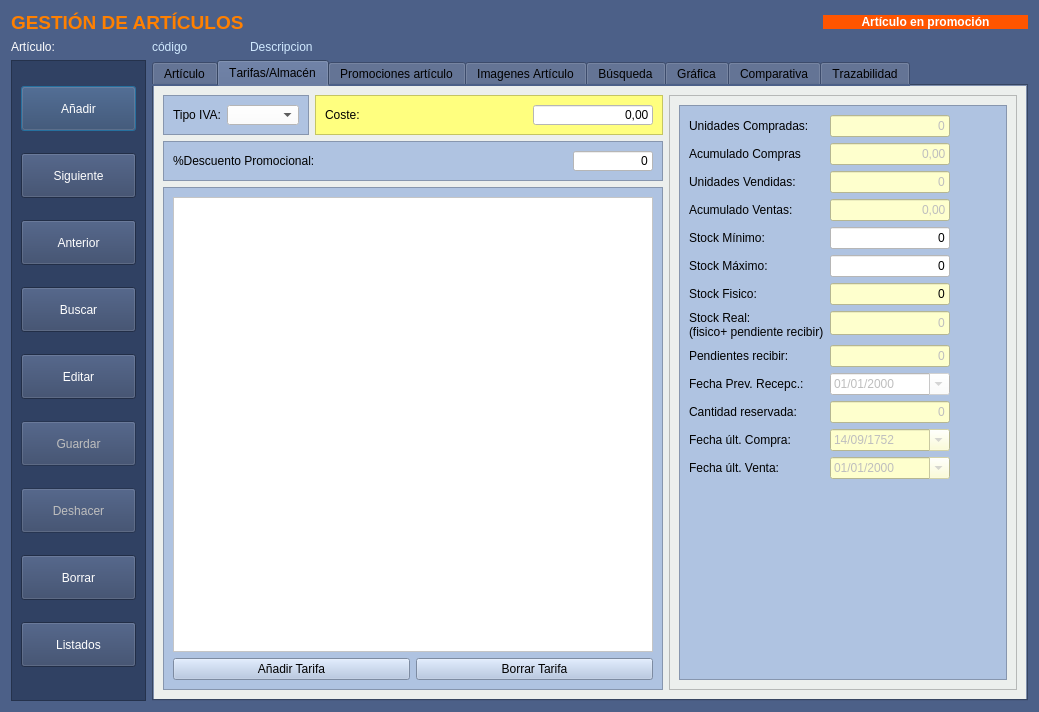
The window that Almacen/frmarticulos.ui (arcnexus/RedFoX) describes before a commit, drawn with Qt 5.
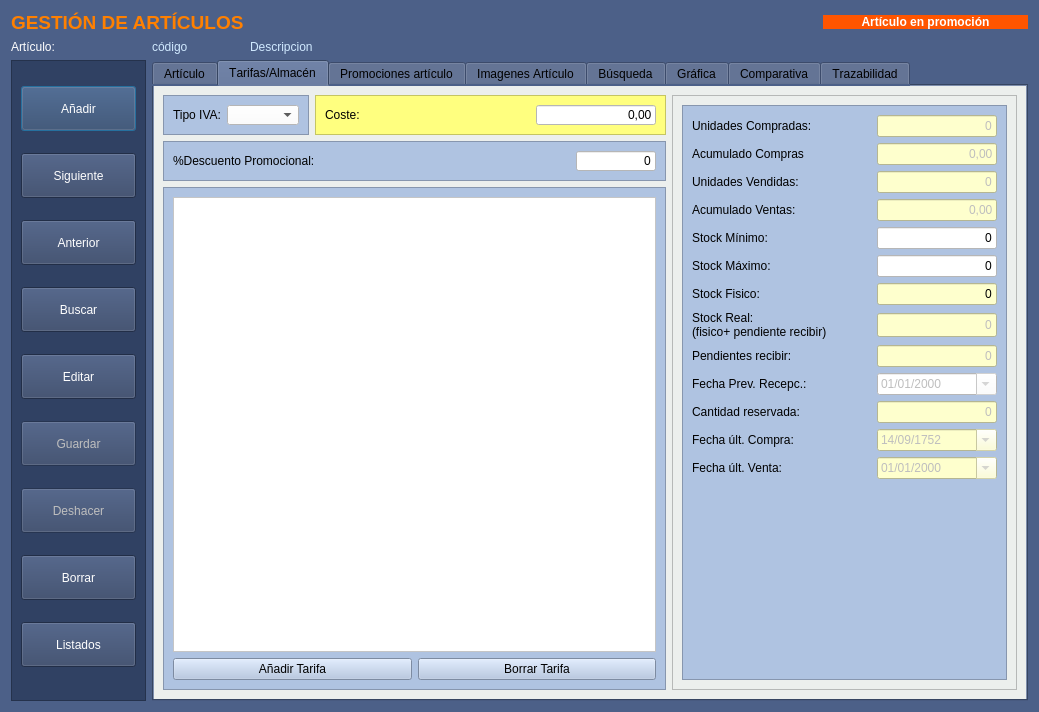
The same window after the commit. The open tabs and pages were chosen to show the change. Icons and pictures are not drawn. Custom widgets are drawn as their Qt base class.

What changed in the file:
```diff
--- a/Almacen/frmarticulos.ui
+++ b/Almacen/frmarticulos.ui
@@ -1497,7 +1497,7 @@
        <item row="1" column="0" colspan="2">
         <widget class="QFrame" name="frame_5">
          <property name="sizePolicy">
-          <sizepolicy hsizetype="Preferred" vsizetype="Fixed">
+          <sizepolicy hsizetype="Expanding" vsizetype="Fixed">
            <horstretch>0</horstretch>
            <verstretch>0</verstretch>
           </sizepolicy>
@@ -1556,7 +1556,7 @@
        <item row="0" column="1">
         <widget class="QFrame" name="frame_7">
          <property name="sizePolicy">
-          <sizepolicy hsizetype="Preferred" vsizetype="Fixed">
+          <sizepolicy hsizetype="Expanding" vsizetype="Fixed">
            <horstretch>0</horstretch>
            <verstretch>0</verstretch>
           </sizepolicy>
@@ -1624,6 +1624,18 @@
        </item>
        <item row="0" column="2" rowspan="3">
         <widget class="QScrollArea" name="scrollArea">
+         <property name="minimumSize">
+          <size>
+           <width>345</width>
+           <height>0</height>
+          </size>
+         </property>
+         <property name="maximumSize">
+          <size>
+           <width>345</width>
+           <height>16777215</height>
+          </size>
+         </property>
          <property name="widgetResizable">
           <bool>true</bool>
          </property>
@@ -1641,7 +1653,7 @@
             <widget class="QFrame" name="frame_9">
              <property name="maximumSize">
               <size>
-               <width>350</width>
+               <width>325</width>
                <height>16777215</height>
               </size>
              </property>
@@ -1654,24 +1666,71 @@
              <property name="frameShadow">
               <enum>QFrame::Raised</enum>
              </property>
-             <layout class="QFormLayout" name="formLayout_2">
-              <property name="fieldGrowthPolicy">
-               <enum>QFormLayout::AllNonFixedFieldsGrow</enum>
-              </property>
-              <item row="0" column="0">
-               <widget class="QLabel" name="label_28">
+             <layout class="QGridLayout" name="gridLayout_35">
+              <item row="5" column="0">
+               <widget class="QLabel" name="label_31">
                 <property name="text">
-                 <string>Unidades Compradas:</string>
+                 <string>Stock Máximo:</string>
                 </property>
                </widget>
               </item>
-              <item row="0" column="1">
-               <widget class="QLineEdit" name="txtnUnidadesCompradas">
+              <item row="5" column="1">
+               <widget class="QLineEdit" name="txtnStockMaximo">
+                <property name="sizePolicy">
+                 <sizepolicy hsizetype="Expanding" vsizetype="Preferred">
+                  <horstretch>0</horstretch>
+                  <verstretch>0</verstretch>
+                 </sizepolicy>
+                </property>
+                <property name="maximumSize">
+                 <size>
+                  <width>120</width>
+                  <height>16777215</height>
+                 </size>
+                </property>
+                <property name="styleSheet">
+                 <string notr="true">background-color: rgb(255, 255, 255);</string>
+                </property>
+                <property name="text">
+                 <string>0</string>
+                </property>
+                <property name="alignment">
+                 <set>Qt::AlignRight|Qt::AlignTrailing|Qt::AlignVCenter</set>
+                </property>
+               </widget>
+              </item>
+              <item row="4" column="1">
+               <widget class="QLineEdit" name="txtnStockMinimo">
+                <property name="sizePolicy">
+                 <sizepolicy hsizetype="Expanding" vsizetype="Preferred">
+                  <horstretch>0</horstretch>
+                  <verstretch>0</verstretch>
+                 </sizepolicy>
+                </property>
+                <property name="maximumSize">
+                 <size>
+                  <width>120</width>
+                  <height>16777215</height>
+                 </size>
+                </property>
+                <property name="styleSheet">
+                 <string notr="true">background-color: rgb(255, 255, 255);</string>
+                </property>
+                <property name="text">
+                 <string>0</string>
+                </property>
+                <property name="alignment">
+                 <set>Qt::AlignRight|Qt::AlignTrailing|Qt::AlignVCenter</set>
+                </property>
+               </widget>
+              </item>
+              <item row="11" column="1">
+               <widget class="QDateEdit" name="txtdFechaUltimaCompra">
                 <property name="enabled">
                  <bool>false</bool>
                 </property>
                 <property name="sizePolicy">
-                 <sizepolicy hsizetype="Expanding" vsizetype="Preferred">
+                 <sizepolicy hsizetype="Minimum" vsizetype="Preferred">
                   <horstretch>0</horstretch>
                   <verstretch>0</verstretch>
                  </sizepolicy>
@@ -1686,47 +1745,32 @@
                  <string notr="true">background-color: rgb(254, 255, 205);
 color: rbg(0,0,0);</string>
                 </property>
-                <property name="text">
-                 <string>0</string>
+                <property name="date">
+                 <date>
+                  <year>1752</year>
+                  <month>9</month>
+                  <day>14</day>
+                 </date>
                 </property>
-                <property name="alignment">
-                 <set>Qt::AlignRight|Qt::AlignTrailing|Qt::AlignVCenter</set>
+                <property name="displayFormat">
+                 <string>dd/MM/yyyy</string>
                 </property>
+                <property name="calendarPopup">
+                 <bool>true</bool>
+                </property>
                </widget>
               </item>
-              <item row="1" column="0">
-               <widget class="QLabel" name="label_42">
+              <item row="12" column="0">
+               <widget class="QLabel" name="label_34">
                 <property name="text">
-                 <string>Acumulado Compras</string>
+                 <string>Fecha últ. Venta:</string>
                 </property>
                </widget>
               </item>
-              <item row="1" column="1">
-               <widget class="QLineEdit" name="txtrAcumuladoCompras">
-                <property name="enabled">
-                 <bool>false</bool>
-                </property>
-                <property name="sizePolicy">
-                 <sizepolicy hsizetype="Expanding" vsizetype="Preferred">
-                  <horstretch>0</horstretch>
-                  <verstretch>0</verstretch>
-                 </sizepolicy>
-                </property>
-                <property name="maximumSize">
-                 <size>
-                  <width>120</width>
-                  <height>16777215</height>
-                 </size>
-                </property>
-                <property name="styleSheet">
-                 <string>background-color: rgb(254, 255, 205);
-color: rbg(0,0,0);</string>
-                </property>
+              <item row="10" column="0">
+               <widget class="QLabel" name="label_45">
                 <property name="text">
-                 <string>0,00</string>
-                </property>
-                <property name="alignment">
-                 <set>Qt::AlignRight|Qt::AlignTrailing|Qt::AlignVCenter</set>
+                 <string>Cantidad reservada:</string>
                 </property>
                </widget>
               </item>
@@ -1737,8 +1781,15 @@
                 </property>
                </widget>
               </item>
-              <item row="2" column="1">
-               <widget class="QLineEdit" name="txtnUnidadesVendidas">
+              <item row="8" column="0">
+               <widget class="QLabel" name="label_44">
+                <property name="text">
+                 <string>Pendientes recibir:</string>
+                </property>
+               </widget>
+              </item>
+              <item row="1" column="1">
+               <widget class="QLineEdit" name="txtrAcumuladoCompras">
                 <property name="enabled">
                  <bool>false</bool>
                 </property>
@@ -1755,6 +1806,42 @@
                  </size>
                 </property>
                 <property name="styleSheet">
+                 <string>background-color: rgb(254, 255, 205);
+color: rbg(0,0,0);</string>
+                </property>
+                <property name="text">
+                 <string>0,00</string>
+                </property>
+                <property name="alignment">
+                 <set>Qt::AlignRight|Qt::AlignTrailing|Qt::AlignVCenter</set>
+                </property>
+               </widget>
+              </item>
+              <item row="1" column="0">
+               <widget class="QLabel" name="label_42">
+                <property name="text">
+                 <string>Acumulado Compras</string>
+                </property>
+               </widget>
+              </item>
+              <item row="0" column="1">
+               <widget class="QLineEdit" name="txtnUnidadesCompradas">
+                <property name="enabled">
+                 <bool>false</bool>
+                </property>
+                <property name="sizePolicy">
+                 <sizepolicy hsizetype="Expanding" vsizetype="Preferred">
+                  <horstretch>0</horstretch>
+                  <verstretch>0</verstretch>
+                 </sizepolicy>
+                </property>
+                <property name="maximumSize">
+                 <size>
+                  <width>120</width>
+                  <height>16777215</height>
+                 </size>
+                </property>
+                <property name="styleSheet">
                  <string notr="true">background-color: rgb(254, 255, 205);
 color: rbg(0,0,0);</string>
                 </property>
@@ -1766,6 +1853,71 @@
                 </property>
                </widget>
               </item>
+              <item row="7" column="1">
+               <widget class="QLineEdit" name="txtnStockReal_2">
+                <property name="enabled">
+                 <bool>false</bool>
+                </property>
+                <property name="sizePolicy">
+                 <sizepolicy hsizetype="Expanding" vsizetype="Preferred">
+                  <horstretch>0</horstretch>
+                  <verstretch>0</verstretch>
+                 </sizepolicy>
+                </property>
+                <property name="maximumSize">
+                 <size>
+                  <width>120</width>
+                  <height>24</height>
+                 </size>
+                </property>
+                <property name="styleSheet">
+                 <string notr="true">background-color: rgb(254, 255, 205);
+color: rbg(0,0,0);</string>
+                </property>
+                <property name="text">
+                 <string>0</string>
+                </property>
+                <property name="alignment">
+                 <set>Qt::AlignRight|Qt::AlignTrailing|Qt::AlignVCenter</set>
+                </property>
+               </widget>
+              </item>
+              <item row="0" column="0">
+               <widget class="QLabel" name="label_28">
+                <property name="text">
+                 <string>Unidades Compradas:</string>
+                </property>
+               </widget>
+              </item>
+              <item row="3" column="1">
+               <widget class="QLineEdit" name="txtrAcumuladoVentas">
+                <property name="enabled">
+                 <bool>false</bool>
+                </property>
+                <property name="sizePolicy">
+                 <sizepolicy hsizetype="Expanding" vsizetype="Preferred">
+                  <horstretch>0</horstretch>
+                  <verstretch>0</verstretch>
+                 </sizepolicy>
+                </property>
+                <property name="maximumSize">
+                 <size>
+                  <width>120</width>
+                  <height>16777215</height>
+                 </size>
+                </property>
+                <property name="styleSheet">
+                 <string>background-color: rgb(254, 255, 205);
+color: rbg(0,0,0);</string>
+                </property>
+                <property name="text">
+                 <string>0,00</string>
+                </property>
+                <property name="alignment">
+                 <set>Qt::AlignRight|Qt::AlignTrailing|Qt::AlignVCenter</set>
+                </property>
+               </widget>
+              </item>
               <item row="3" column="0">
                <widget class="QLabel" name="label_43">
                 <property name="text">
@@ -1773,8 +1925,8 @@
                 </property>
                </widget>
               </item>
-              <item row="3" column="1">
-               <widget class="QLineEdit" name="txtrAcumuladoVentas">
+              <item row="2" column="1">
+               <widget class="QLineEdit" name="txtnUnidadesVendidas">
                 <property name="enabled">
                  <bool>false</bool>
                 </property>
@@ -1784,100 +1936,6 @@
                   <verstretch>0</verstretch>
                  </sizepolicy>
                 </property>
-                <property name="maximumSize">
-                 <size>
-                  <width>120</width>
-                  <height>16777215</height>
-                 </size>
-                </property>
-                <property name="styleSheet">
-                 <string>background-color: rgb(254, 255, 205);
-color: rbg(0,0,0);</string>
-                </property>
-                <property name="text">
-                 <string>0,00</string>
-                </property>
-                <property name="alignment">
-                 <set>Qt::AlignRight|Qt::AlignTrailing|Qt::AlignVCenter</set>
-                </property>
-               </widget>
-              </item>
-              <item row="4" column="0">
-               <widget class="QLabel" name="label_30">
-                <property name="autoFillBackground">
-                 <bool>false</bool>
-                </property>
-                <property name="text">
-                 <string>Stock Mínimo:</string>
-                </property>
-               </widget>
-              </item>
-              <item row="4" column="1">
-               <widget class="QLineEdit" name="txtnStockMinimo">
-                <property name="sizePolicy">
-                 <sizepolicy hsizetype="Expanding" vsizetype="Preferred">
-                  <horstretch>0</horstretch>
-                  <verstretch>0</verstretch>
-                 </sizepolicy>
-                </property>
-                <property name="maximumSize">
-                 <size>
-                  <width>120</width>
-                  <height>16777215</height>
-                 </size>
-                </property>
-                <property name="styleSheet">
-                 <string notr="true">background-color: rgb(255, 255, 255);</string>
-                </property>
-                <property name="text">
-                 <string>0</string>
-                </property>
-                <property name="alignment">
-                 <set>Qt::AlignRight|Qt::AlignTrailing|Qt::AlignVCenter</set>
-                </property>
-               </widget>
-              </item>
-              <item row="5" column="0">
-               <widget class="QLabel" name="label_31">
-                <property name="text">
-                 <string>Stock Máximo:</string>
-                </property>
-               </widget>
-              </item>
-              <item row="5" column="1">
-               <widget class="QLineEdit" name="txtnStockMaximo">
-                <property name="sizePolicy">
-                 <sizepolicy hsizetype="Expanding" vsizetype="Preferred">
-                  <horstretch>0</horstretch>
-                  <verstretch>0</verstretch>
-                 </sizepolicy>
-                </property>
-                <property name="maximumSize">
-                 <size>
-                  <width>120</width>
-                  <height>16777215</height>
-                 </size>
-                </property>
-                <property name="styleSheet">
-                 <string notr="true">background-color: rgb(255, 255, 255);</string>
-                </property>
-                <property name="text">
-                 <string>0</string>
-                </property>
-                <property name="alignment">
-                 <set>Qt::AlignRight|Qt::AlignTrailing|Qt::AlignVCenter</set>
-                </property>
-               </widget>
-              </item>
-              <item row="6" column="0">
-               <widget class="QLabel" name="label_22">
-                <property name="text">
-                 <string>Stock Fisico:</string>
-                </property>
-               </widget>
-              </item>
-              <item row="6" column="1">
-               <widget class="QLineEdit" name="txtStockfisico">
                 <property name="maximumSize">
                  <size>
                   <width>120</width>
@@ -1904,71 +1962,6 @@
                 </property>
                </widget>
               </item>
-              <item row="7" column="1">
-               <widget class="QLineEdit" name="txtnStockReal_2">
-                <property name="enabled">
-                 <bool>false</bool>
-                </property>
-                <property name="sizePolicy">
-                 <sizepolicy hsizetype="Expanding" vsizetype="Preferred">
-                  <horstretch>0</horstretch>
-                  <verstretch>0</verstretch>
-                 </sizepolicy>
-                </property>
-                <property name="maximumSize">
-                 <size>
-                  <width>120</width>
-                  <height>24</height>
-                 </size>
-                </property>
-                <property name="styleSheet">
-                 <string notr="true">background-color: rgb(254, 255, 205);
-color: rbg(0,0,0);</string>
-                </property>
-                <property name="text">
-                 <string>0</string>
-                </property>
-                <property name="alignment">
-                 <set>Qt::AlignRight|Qt::AlignTrailing|Qt::AlignVCenter</set>
-                </property>
-               </widget>
-              </item>
-              <item row="8" column="0">
-               <widget class="QLabel" name="label_44">
-                <property name="text">
-                 <string>Pendientes recibir:</string>
-                </property>
-               </widget>
-              </item>
-              <item row="8" column="1">
-               <widget class="QLineEdit" name="txtnCantidadPendienteRecibir">
-                <property name="enabled">
-                 <bool>false</bool>
-                </property>
-                <property name="sizePolicy">
-                 <sizepolicy hsizetype="Expanding" vsizetype="Preferred">
-                  <horstretch>0</horstretch>
-                  <verstretch>0</verstretch>
-                 </sizepolicy>
-                </property>
-                <property name="maximumSize">
-                 <size>
-                  <width>120</width>
-                  <height>16777215</height>
-                 </size>
-                </property>
-                <property name="styleSheet">
-                 <string>background-color: rgb(254, 255, 205);
-color: rbg(0,0,0);</string>
-                </property>
-                <property name="text">
-                 <string>0</string>
-                </property>
-                <property name="alignment">
-                 <set>Qt::AlignRight|Qt::AlignTrailing|Qt::AlignVCenter</set>
-                </property>
-               </widget>
-              </item>
               <item row="9" column="0">
                <widget class="QLabel" name="lblFechaPrevistaRecepcion">
                 <property name="text">
@@ -1976,6 +1969,72 @@
                 </property>
                </widget>
               </item>
+              <item row="6" column="1">
+               <widget class="QLineEdit" name="txtStockfisico">
+                <property name="maximumSize">
+                 <size>
+                  <width>120</width>
+                  <height>16777215</height>
+                 </size>
+                </property>
+                <property name="styleSheet">
+                 <string notr="true">background-color: rgb(254, 255, 205);
+color: rbg(0,0,0);</string>
+                </property>
+                <property name="text">
+                 <string>0</string>
+                </property>
+                <property name="alignment">
+                 <set>Qt::AlignRight|Qt::AlignTrailing|Qt::AlignVCenter</set>
+                </property>
+               </widget>
+              </item>
+              <item row="4" column="0">
+               <widget class="QLabel" name="label_30">
+                <property name="autoFillBackground">
+                 <bool>false</bool>
+                </property>
+                <property name="text">
+                 <string>Stock Mínimo:</string>
+                </property>
+               </widget>
+              </item>
+              <item row="10" column="1">
+               <widget class="QLineEdit" name="txtnReservados">
+                <property name="enabled">
+                 <bool>false</bool>
+                </property>
+                <property name="sizePolicy">
+                 <sizepolicy hsizetype="Expanding" vsizetype="Preferred">
+                  <horstretch>0</horstretch>
+                  <verstretch>0</verstretch>
+                 </sizepolicy>
+                </property>
+                <property name="maximumSize">
+                 <size>
+                  <width>120</width>
+                  <height>16777215</height>
+                 </size>
+                </property>
+                <property name="styleSheet">
+                 <string>background-color: rgb(254, 255, 205);
+color: rbg(0,0,0);</string>
+                </property>
+                <property name="text">
+                 <string>0</string>
+                </property>
+                <property name="alignment">
+                 <set>Qt::AlignRight|Qt::AlignTrailing|Qt::AlignVCenter</set>
+                </property>
+               </widget>
+              </item>
+              <item row="11" column="0">
+               <widget class="QLabel" name="label_33">
+                <property name="text">
+                 <string>Fecha últ. Compra:</string>
+                </property>
+               </widget>
+              </item>
               <item row="9" column="1">
                <widget class="QDateEdit" name="txtdFechaPrevistaRecepcion">
                 <property name="enabled">
@@ -2014,93 +2073,7 @@
                 </property>
                </widget>
               </item>
-              <item row="11" column="0">
-               <widget class="QLabel" name="label_45">
-                <property name="text">
-                 <string>Cantidad reservada:</string>
-                </property>
-               </widget>
-              </item>
-              <item row="11" column="1">
-               <widget class="QLineEdit" name="txtnReservados">
-                <property name="enabled">
-                 <bool>false</bool>
-                </property>
-                <property name="sizePolicy">
-                 <sizepolicy hsizetype="Expanding" vsizetype="Preferred">
-                  <horstretch>0</horstretch>
-                  <verstretch>0</verstretch>
-                 </sizepolicy>
-                </property>
-                <property name="maximumSize">
-                 <size>
-                  <width>120</width>
-                  <height>16777215</height>
-                 </size>
-                </property>
-                <property name="styleSheet">
-                 <string>background-color: rgb(254, 255, 205);
-color: rbg(0,0,0);</string>
-                </property>
-                <property name="text">
-                 <string>0</string>
-                </property>
-                <property name="alignment">
-                 <set>Qt::AlignRight|Qt::AlignTrailing|Qt::AlignVCenter</set>
-                </property>
-               </widget>
-              </item>
-              <item row="12" column="0">
-               <widget class="QLabel" name="label_33">
-                <property name="text">
-                 <string>Fecha últ. Compra:</string>
-                </property>
-               </widget>
-              </item>
               <item row="12" column="1">
-               <widget class="QDateEdit" name="txtdFechaUltimaCompra">
-                <property name="enabled">
-                 <bool>false</bool>
-                </property>
-                <property name="sizePolicy">
-                 <sizepolicy hsizetype="Minimum" vsizetype="Preferred">
-                  <horstretch>0</horstretch>
-                  <verstretch>0</verstretch>
-                 </sizepolicy>
-                </property>
-                <property name="maximumSize">
-                 <size>
-                  <width>120</width>
-                  <height>16777215</height>
-                 </size>
-                </property>
-                <property name="styleSheet">
-                 <string notr="true">background-color: rgb(254, 255, 205);
-color: rbg(0,0,0);</string>
-                </property>
-                <property name="date">
-                 <date>
-                  <year>1752</year>
-                  <month>9</month>
-                  <day>14</day>
-                 </date>
-                </property>
-                <property name="displayFormat">
-                 <string>dd/MM/yyyy</string>
-                </property>
-                <property name="calendarPopup">
-                 <bool>true</bool>
-                </property>
-               </widget>
-              </item>
-              <item row="13" column="0">
-               <widget class="QLabel" name="label_34">
-                <property name="text">
-                 <string>Fecha últ. Venta:</string>
-                </property>
-               </widget>
-              </item>
-              <item row="13" column="1">
                <widget class="QDateEdit" name="txtdFechaUltimaVenta">
                 <property name="enabled">
                  <bool>false</bool>
@@ -2123,6 +2096,55 @@
                 </property>
                </widget>
               </item>
+              <item row="6" column="0">
+               <widget class="QLabel" name="label_22">
+                <property name="text">
+                 <string>Stock Fisico:</string>
+                </property>
+               </widget>
+              </item>
+              <item row="8" column="1">
+               <widget class="QLineEdit" name="txtnCantidadPendienteRecibir">
+                <property name="enabled">
+                 <bool>false</bool>
+                </property>
+                <property name="sizePolicy">
+                 <sizepolicy hsizetype="Expanding" vsizetype="Preferred">
+                  <horstretch>0</horstretch>
+                  <verstretch>0</verstretch>
+                 </sizepolicy>
+                </property>
+                <property name="maximumSize">
+                 <size>
+                  <width>120</width>
+                  <height>16777215</height>
+                 </size>
+                </property>
+                <property name="styleSheet">
+                 <string>background-color: rgb(254, 255, 205);
+color: rbg(0,0,0);</string>
+                </property>
+                <property name="text">
+                 <string>0</string>
+                </property>
+                <property name="alignment">
+                 <set>Qt::AlignRight|Qt::AlignTrailing|Qt::AlignVCenter</set>
+                </property>
+               </widget>
+              </item>
+              <item row="13" column="0">
+               <spacer name="verticalSpacer_4">
+                <property name="orientation">
+                 <enum>Qt::Vertical</enum>
+                </property>
+                <property name="sizeHint" stdset="0">
+                 <size>
+                  <width>20</width>
+                  <height>40</height>
+                 </size>
+                </property>
+               </spacer>
+              </item>
              </layout>
             </widget>
            </item>
@@ -2133,7 +2155,7 @@
        <item row="2" column="0" colspan="2">
         <widget class="QFrame" name="frame_8">
          <property name="sizePolicy">
-          <sizepolicy hsizetype="Preferred" vsizetype="Preferred">
+          <sizepolicy hsizetype="Expanding" vsizetype="Preferred">
            <horstretch>0</horstretch>
            <verstretch>0</verstretch>
           </sizepolicy>
```
Left out of the diff: 20 changed lines with no effect on the pictures.
